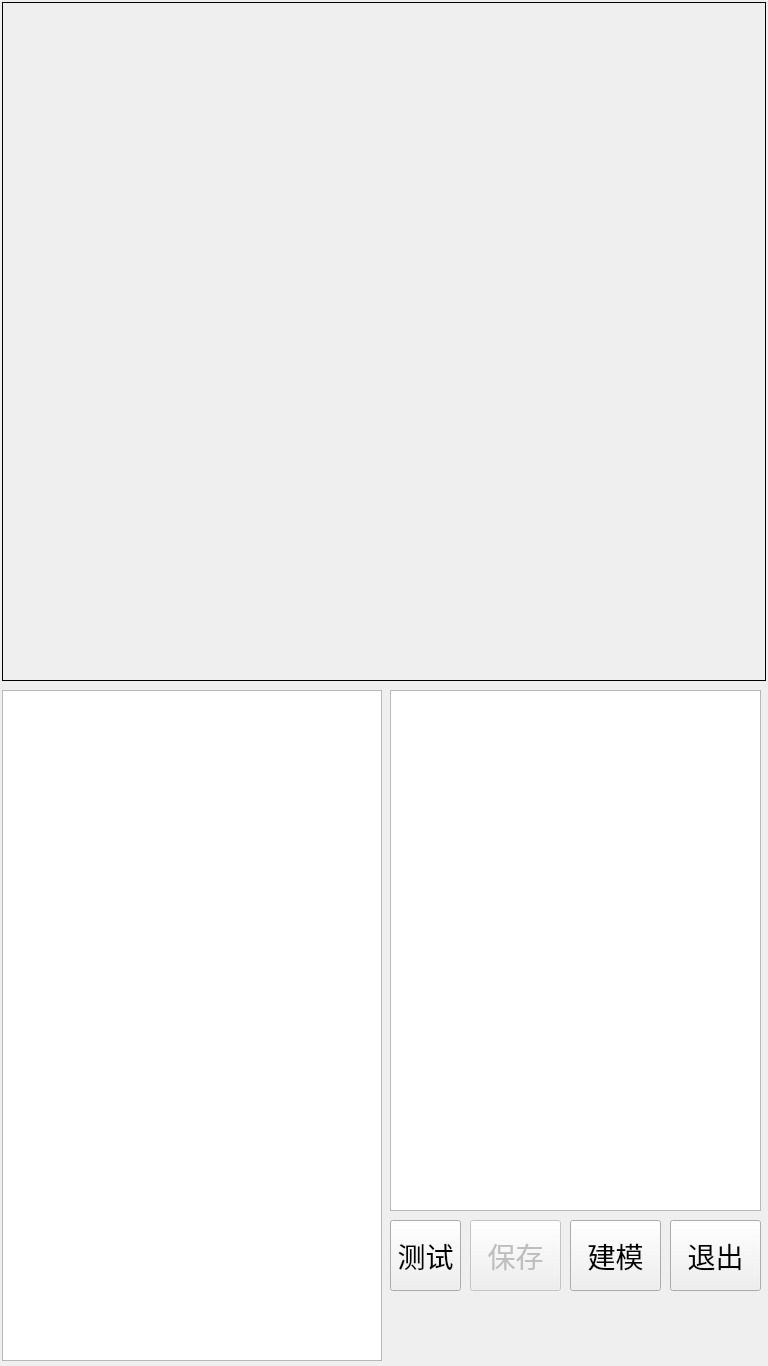
Old version of the form QT_FrontCheckClass/QtGuiSetting.ui in the repository wikky250/duplicate_ALG.
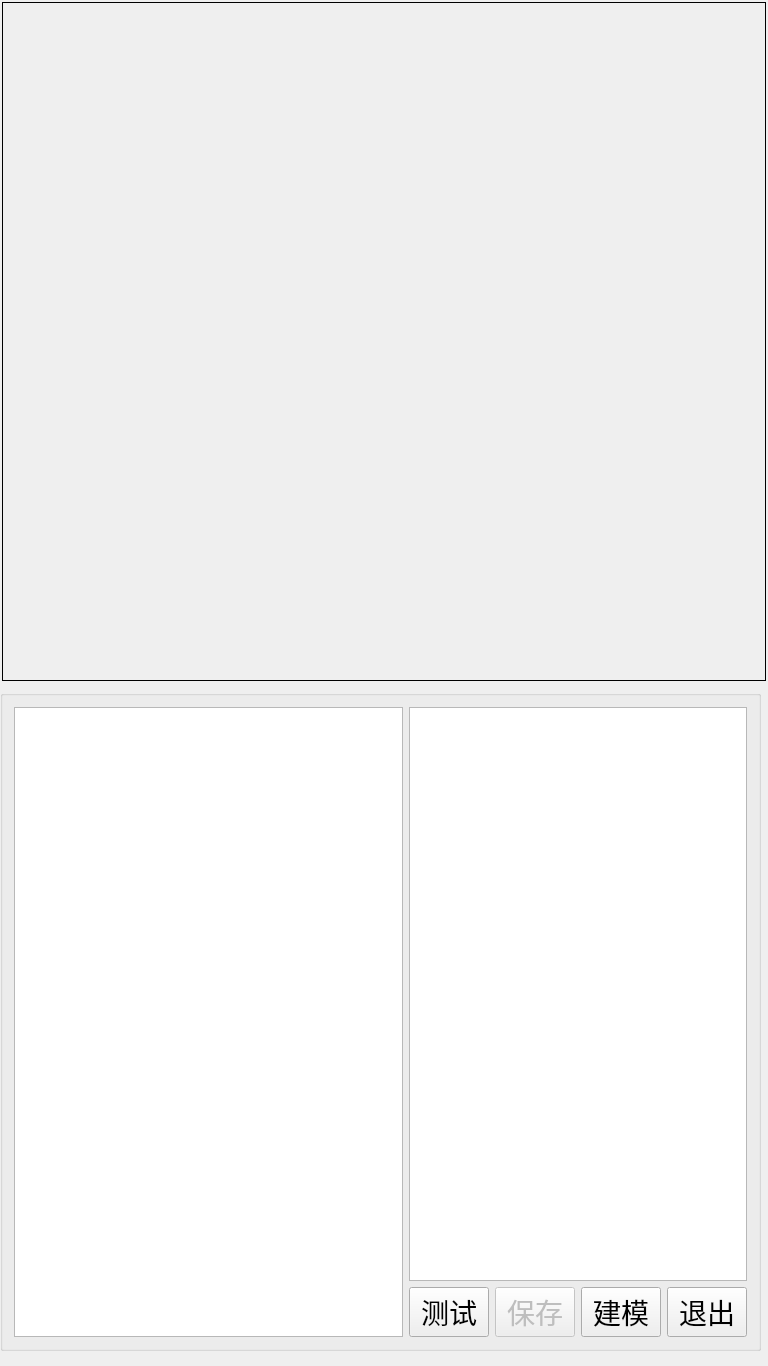
New version of the form.

Commit message: can define change ui

Patch:
```diff
--- a/QT_FrontCheckClass/QtGuiSetting.ui
+++ b/QT_FrontCheckClass/QtGuiSetting.ui
@@ -13,18 +13,6 @@
     <height>1366</height>
    </rect>
   </property>
-  <property name="minimumSize">
-   <size>
-    <width>768</width>
-    <height>1366</height>
-   </size>
-  </property>
-  <property name="maximumSize">
-   <size>
-    <width>768</width>
-    <height>1366</height>
-   </size>
-  </property>
   <property name="font">
    <font>
     <pointsize>21</pointsize>
@@ -49,93 +37,76 @@
     <string/>
    </property>
   </widget>
-  <widget class="QTableWidget" name="tableWidget">
+  <widget class="QGroupBox" name="groupBox">
    <property name="geometry">
     <rect>
-     <x>2</x>
+     <x>0</x>
      <y>690</y>
-     <width>380</width>
-     <height>671</height>
+     <width>761</width>
+     <height>661</height>
     </rect>
    </property>
-   <property name="font">
-    <font>
-     <pointsize>21</pointsize>
-    </font>
+   <property name="title">
+    <string/>
    </property>
-  </widget>
-  <widget class="QListWidget" name="lw_ImageList">
-   <property name="geometry">
-    <rect>
-     <x>390</x>
-     <y>690</y>
-     <width>371</width>
-     <height>521</height>
-    </rect>
-   </property>
-   <property name="font">
-    <font>
-     <pointsize>21</pointsize>
-    </font>
-   </property>
-  </widget>
-  <widget class="QPushButton" name="pB_Exit">
-   <property name="geometry">
-    <rect>
-     <x>670</x>
-     <y>1220</y>
-     <width>91</width>
-     <height>71</height>
-    </rect>
-   </property>
-   <property name="text">
-    <string>退出</string>
-   </property>
-  </widget>
-  <widget class="QPushButton" name="pB_ContinueTest">
-   <property name="geometry">
-    <rect>
-     <x>390</x>
-     <y>1220</y>
-     <width>71</width>
-     <height>71</height>
-    </rect>
-   </property>
-   <property name="text">
-    <string>测试</string>
-   </property>
-   <property name="checkable">
-    <bool>true</bool>
-   </property>
-  </widget>
-  <widget class="QPushButton" name="pB_Save">
-   <property name="enabled">
-    <bool>false</bool>
-   </property>
-   <property name="geometry">
-    <rect>
-     <x>470</x>
-     <y>1220</y>
-     <width>91</width>
-     <height>71</height>
-    </rect>
-   </property>
-   <property name="text">
-    <string>保存</string>
-   </property>
-  </widget>
-  <widget class="QPushButton" name="pB_Calibration">
-   <property name="geometry">
-    <rect>
-     <x>570</x>
-     <y>1220</y>
-     <width>91</width>
-     <height>71</height>
-    </rect>
-   </property>
-   <property name="text">
-    <string>建模</string>
-   </property>
+   <layout class="QGridLayout" name="gridLayout_2">
+    <item row="0" column="0">
+     <layout class="QGridLayout" name="gridLayout">
+      <item row="1" column="2">
+       <widget class="QPushButton" name="pB_Save">
+        <property name="enabled">
+         <bool>false</bool>
+        </property>
+        <property name="text">
+         <string>保存</string>
+        </property>
+       </widget>
+      </item>
+      <item row="1" column="3">
+       <widget class="QPushButton" name="pB_Calibration">
+        <property name="text">
+         <string>建模</string>
+        </property>
+       </widget>
+      </item>
+      <item row="0" column="0" rowspan="2">
+       <widget class="QTableWidget" name="tableWidget">
+        <property name="font">
+         <font>
+          <pointsize>21</pointsize>
+         </font>
+        </property>
+       </widget>
+      </item>
+      <item row="1" column="4">
+       <widget class="QPushButton" name="pB_Exit">
+        <property name="text">
+         <string>退出</string>
+        </property>
+       </widget>
+      </item>
+      <item row="0" column="1" colspan="4">
+       <widget class="QListWidget" name="lw_ImageList">
+        <property name="font">
+         <font>
+          <pointsize>21</pointsize>
+         </font>
+        </property>
+       </widget>
+      </item>
+      <item row="1" column="1">
+       <widget class="QPushButton" name="pB_ContinueTest">
+        <property name="text">
+         <string>测试</string>
+        </property>
+        <property name="checkable">
+         <bool>true</bool>
+        </property>
+       </widget>
+      </item>
+     </layout>
+    </item>
+   </layout>
   </widget>
  </widget>
  <layoutdefault spacing="6" margin="11"/>
```
The commit also changes 2 other files.
